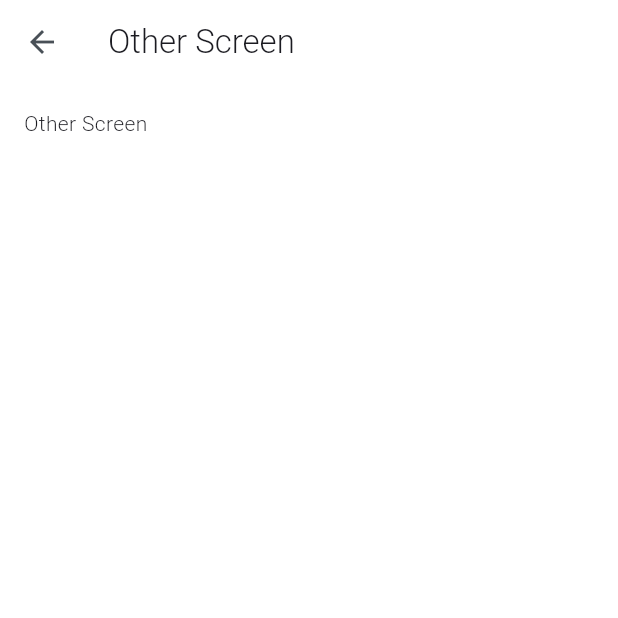
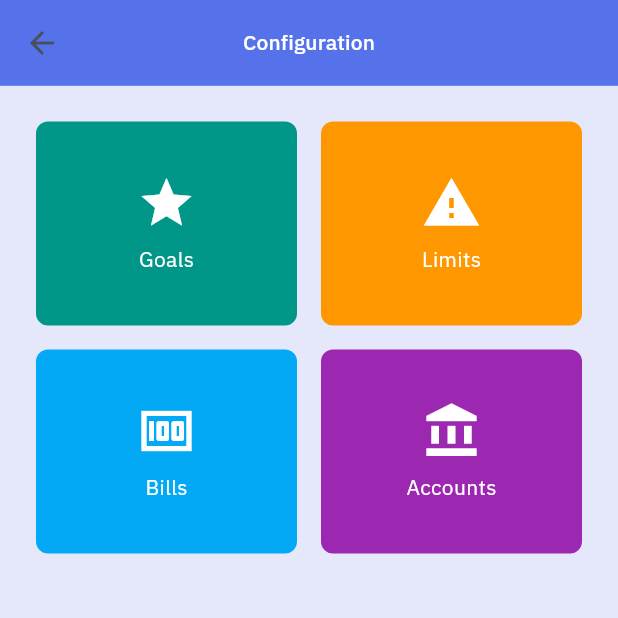
Before and after one commit to Zhiyao0223/PocketKeeper, a Flutter app: the OtherScreen screen opened directly, on a phone screen of 412 x 824 dp, the top half of it. Run offline on Flutter 3.47's test engine with Material 3 defaults, Android fonts, the phone set to English and light mode, and no system bars; our stand-ins replace animated_bottom_navigation_bar, cached_network_image, camera, connectivity_plus, firebase_auth, firebase_core and 11 more; missing offline and left inert: app_settings, cunning_document_scanner, filter_list, google_mlkit_text_recognition; accounts and stored records are empty; generated files the repository leaves out were written again.

Commit message:
+ Compete other screen ui + Partial complete bill screen ui + Add new validation function for datatype + Add new function to capitalize first char in word + Complete ocr screen (Need optimization) + Add login fail toast message

```diff
--- a/lib/application/controller/other_controller.dart
+++ b/lib/application/controller/other_controller.dart
@@ -1,7 +1,28 @@
+import 'package:flutter/material.dart';
+
 import '../../template/state_management/controller.dart';
 
 class OtherController extends FxController {
   bool isDataFetched = false;
+
+  Map<String, Map<String, int>> categoriesHexColorData = {
+    "Goals": {
+      "color": Colors.teal.value,
+      "categoryCode": Icons.star.codePoint,
+    },
+    "Limits": {
+      "color": Colors.orange.value,
+      "categoryCode": Icons.warning.codePoint,
+    },
+    "Bills": {
+      "color": Colors.lightBlue.value,
+      "categoryCode": Icons.money.codePoint,
+    },
+    "Accounts": {
+      "color": Colors.purple.value,
+      "categoryCode": Icons.account_balance.codePoint,
+    },
+  };
 
   @override
   void initState() {
--- a/lib/application/view/other_screen.dart
+++ b/lib/application/view/other_screen.dart
@@ -1,5 +1,6 @@
 import 'package:flutter/material.dart';
 import 'package:pocketkeeper/application/controller/other_controller.dart';
+import 'package:pocketkeeper/template/widgets/text/text.dart';
 import 'package:pocketkeeper/theme/custom_theme.dart';
 import 'package:pocketkeeper/widget/circular_loading_indicator.dart';
 import '../../template/state_management/state_management.dart';
@@ -13,9 +14,12 @@ class OtherScreen extends StatefulWidget {
   }
 }
 
-class _OtherScreenState extends State<OtherScreen> {
+class _OtherScreenState extends State<OtherScreen>
+    with SingleTickerProviderStateMixin {
   late CustomTheme customTheme;
   late OtherController controller;
+
+  late TabController tabController;
 
   @override
   void initState() {
@@ -23,6 +27,7 @@ class _OtherScreenState extends State<OtherScreen> {
     customTheme = CustomTheme();
 
     controller = FxControllerStore.put(OtherController());
+    tabController = TabController(length: 3, vsync: this);
   }
 
   @override
@@ -43,17 +48,72 @@ class _OtherScreenState extends State<OtherScreen> {
     }
 
     return Scaffold(
-      appBar: AppBar(
-        title: const Text("Other Screen"),
-      ),
+      backgroundColor: customTheme.colorPrimary,
+      appBar: _buildAppbar(),
       body: Container(
-        padding: const EdgeInsets.all(16),
-        child: const Column(
+        color: customTheme.white.withOpacity(0.87),
+        child: Column(
           children: [
-            Text("Other Screen"),
+            Expanded(
+              child: GridView.builder(
+                padding: const EdgeInsets.all(16),
+                itemCount: 4,
+                gridDelegate: const SliverGridDelegateWithFixedCrossAxisCount(
+                  crossAxisCount: 2,
+                  childAspectRatio: 1.25,
+                ),
+                itemBuilder: (BuildContext context, int index) {
+                  return Container(
+                    margin: EdgeInsets.all(8),
+                    decoration: BoxDecoration(
+                      color: Color(
+                        controller.categoriesHexColorData.values
+                            .elementAt(index)['color']!,
+                      ),
+                      borderRadius: BorderRadius.circular(8),
+                    ),
+                    child: Column(
+                      crossAxisAlignment: CrossAxisAlignment.center,
+                      mainAxisAlignment: MainAxisAlignment.center,
+                      children: [
+                        Icon(
+                          IconData(
+                            controller.categoriesHexColorData.values
+                                .elementAt(index)['categoryCode']!,
+                            fontFamily: 'MaterialIcons',
+                          ),
+                          color: Colors.white,
+                          size: 40,
+                        ),
+                        const SizedBox(height: 8),
+                        Center(
+                          child: FxText.bodyMedium(
+                            controller.categoriesHexColorData.keys
+                                .elementAt(index),
+                            color: Colors.white,
+                          ),
+                        ),
+                      ],
+                    ),
+                  );
+                },
+              ),
+            ),
           ],
         ),
       ),
     );
   }
+
+  AppBar _buildAppbar() {
+    return AppBar(
+      toolbarHeight: kToolbarHeight + 1, // Make bottom border invisible
+      title: FxText.labelLarge(
+        'Configuration',
+        color: customTheme.white,
+      ),
+      centerTitle: true,
+      backgroundColor: customTheme.lightPurple,
+    );
+  }
 }
--- a/lib/utils/converters/string.dart
+++ b/lib/utils/converters/string.dart
@@ -4,4 +4,9 @@ extension StringExtension on String {
     String modifiedString = replaceFirst(' ', 'T');
     return DateTime.parse(modifiedString);
   }
+
+  // Capitalize the first letter of the string
+  String capitalize() {
+    return "${this[0].toUpperCase()}${substring(1)}";
+  }
 }
--- a/pubspec.yaml
+++ b/pubspec.yaml
@@ -35,6 +35,8 @@ dependencies:
   # OCR
   camera: ^0.10.5+5
   cunning_document_scanner: ^1.2.3
+  google_mlkit_entity_extraction: ^0.13.0
+  google_mlkit_text_recognition: ^0.13.0
 
   # Google Sign In
   google_sign_in: ^6.2.1
```
Also changed, not shown: lib/application/controller/bill_controller.dart (added, +23 -0 lines), lib/application/controller/form_add_expenses_controller.dart (+39 -3 lines), lib/application/controller/login_controller.dart (+16 -0 lines), lib/application/controller/receipt_scanner_controller.dart (+329 -4 lines), lib/application/view/bill_screen.dart (added, +150 -0 lines), lib/application/view/form_add_expenses_screen.dart (+7 -2 lines), lib/application/view/receipt_scanner_screen.dart (+32 -4 lines), lib/application/view/view_all_expenses_screen.dart (+12 -0 lines), lib/utils/validators/custom_validator.dart (+14 -0 lines), 1 other file.
